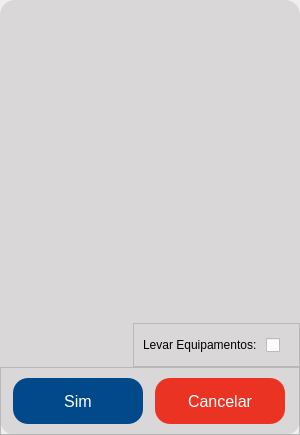
The window that App/view/ui/telaConfirmacao.ui (Senac-SOR-ADS/Mapa-de-Sala) describes before a commit, drawn with Qt 5.
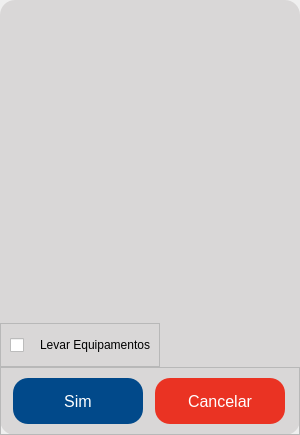
The same window after the commit. Icons and pictures are not drawn.

Commit message: mudando lado do checkbox

Patch:
```diff
--- a/App/view/ui/telaConfirmacao.ui
+++ b/App/view/ui/telaConfirmacao.ui
@@ -206,7 +206,7 @@
         </property>
        </widget>
       </item>
-      <item alignment="Qt::AlignRight|Qt::AlignBottom">
+      <item alignment="Qt::AlignLeft|Qt::AlignBottom">
        <widget class="QFrame" name="containerEquipamentos">
         <property name="frameShape">
          <enum>QFrame::StyledPanel</enum>
@@ -215,18 +215,6 @@
          <enum>QFrame::Raised</enum>
         </property>
         <layout class="QHBoxLayout" name="horizontalLayout_2">
-         <item>
-          <widget class="QLabel" name="label_2">
-           <property name="font">
-            <font>
-             <pointsize>9</pointsize>
-            </font>
-           </property>
-           <property name="text">
-            <string>Levar Equipamentos: </string>
-           </property>
-          </widget>
-         </item>
          <item>
           <widget class="QCheckBox" name="checkBoxEquipamentos">
            <property name="enabled">
@@ -266,6 +254,18 @@
            </property>
           </widget>
          </item>
+         <item>
+          <widget class="QLabel" name="label_2">
+           <property name="font">
+            <font>
+             <pointsize>9</pointsize>
+            </font>
+           </property>
+           <property name="text">
+            <string>Levar Equipamentos</string>
+           </property>
+          </widget>
+         </item>
         </layout>
        </widget>
       </item>
```
Left out of the diff: 6 changed lines with no effect on the pictures.
